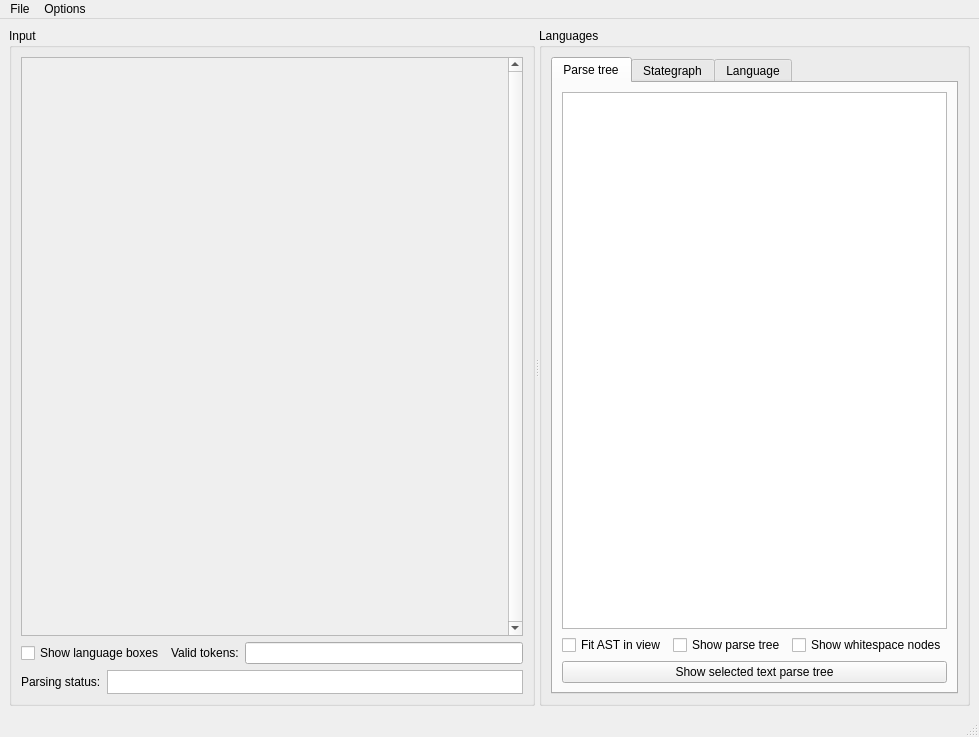
Before: the Qt Designer form node_editor/gui.ui in softdevteam/eco, drawn with Qt 5.
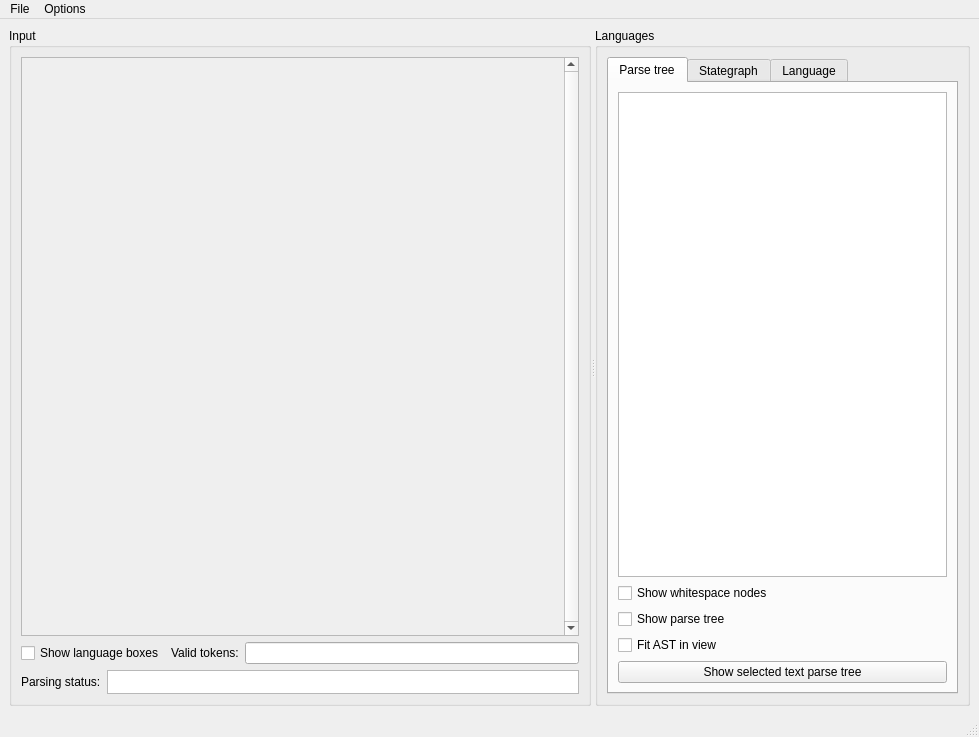
After: the same form once the commit is applied. The open tabs and pages were chosen to show the change. Icons and pictures are not drawn. Custom widgets are drawn as their Qt base class.

```diff
--- a/node_editor/gui.ui
+++ b/node_editor/gui.ui
@@ -59,8 +59,8 @@
             <rect>
              <x>0</x>
              <y>0</y>
-             <width>438</width>
-             <height>576</height>
+             <width>501</width>
+             <height>571</height>
             </rect>
            </property>
            <property name="sizePolicy">
@@ -273,56 +273,6 @@
             <string>Parse tree</string>
            </attribute>
            <layout class="QGridLayout" name="gridLayout_2">
-            <item row="4" column="0">
-             <layout class="QHBoxLayout" name="horizontalLayout_5">
-              <property name="leftMargin">
-               <number>0</number>
-              </property>
-              <property name="topMargin">
-               <number>0</number>
-              </property>
-              <item>
-               <widget class="QCheckBox" name="cb_fit_ast">
-                <property name="text">
-                 <string>Fit AST in view</string>
-                </property>
-               </widget>
-              </item>
-              <item>
-               <widget class="QCheckBox" name="cb_toggle_ast">
-                <property name="text">
-                 <string>Show parse tree</string>
-                </property>
-                <property name="checkable">
-                 <bool>true</bool>
-                </property>
-                <property name="checked">
-                 <bool>false</bool>
-                </property>
-               </widget>
-              </item>
-              <item>
-               <widget class="QCheckBox" name="cb_toggle_ws">
-                <property name="enabled">
-                 <bool>true</bool>
-                </property>
-                <property name="text">
-                 <string>Show whitespace nodes</string>
-                </property>
-                <property name="checked">
-                 <bool>false</bool>
-                </property>
-               </widget>
-              </item>
-             </layout>
-            </item>
-            <item row="7" column="0">
-             <widget class="QPushButton" name="bt_show_sel_ast">
-              <property name="text">
-               <string>Show selected text parse tree</string>
-              </property>
-             </widget>
-            </item>
             <item row="0" column="0">
              <widget class="QGraphicsView" name="graphicsView">
               <property name="sizePolicy">
@@ -373,6 +323,46 @@
               </property>
              </widget>
             </item>
+            <item row="1" column="0">
+             <widget class="QCheckBox" name="cb_toggle_ws">
+              <property name="enabled">
+               <bool>true</bool>
+              </property>
+              <property name="text">
+               <string>Show whitespace nodes</string>
+              </property>
+              <property name="checked">
+               <bool>false</bool>
+              </property>
+             </widget>
+            </item>
+            <item row="2" column="0">
+             <widget class="QCheckBox" name="cb_toggle_ast">
+              <property name="text">
+               <string>Show parse tree</string>
+              </property>
+              <property name="checkable">
+               <bool>true</bool>
+              </property>
+              <property name="checked">
+               <bool>false</bool>
+              </property>
+             </widget>
+            </item>
+            <item row="3" column="0">
+             <widget class="QCheckBox" name="cb_fit_ast">
+              <property name="text">
+               <string>Fit AST in view</string>
+              </property>
+             </widget>
+            </item>
+            <item row="4" column="0">
+             <widget class="QPushButton" name="bt_show_sel_ast">
+              <property name="text">
+               <string>Show selected text parse tree</string>
+              </property>
+             </widget>
+            </item>
            </layout>
           </widget>
           <widget class="QWidget" name="tab_2">
```
Left out of the diff: 20 changed lines with no effect on the pictures.
